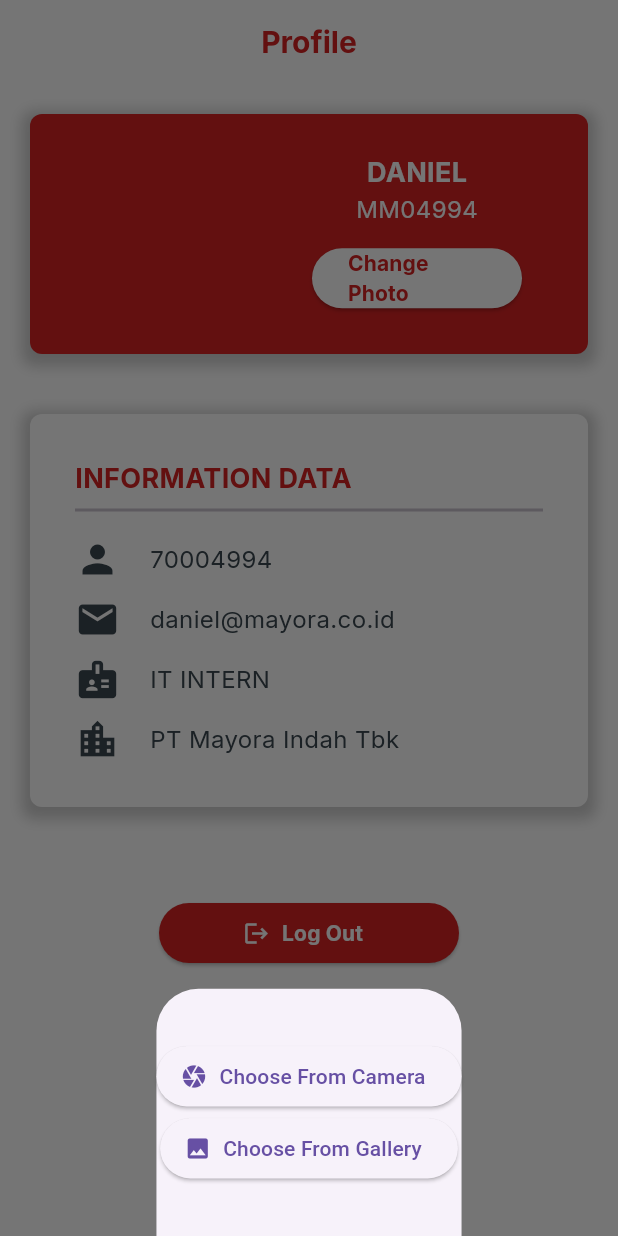
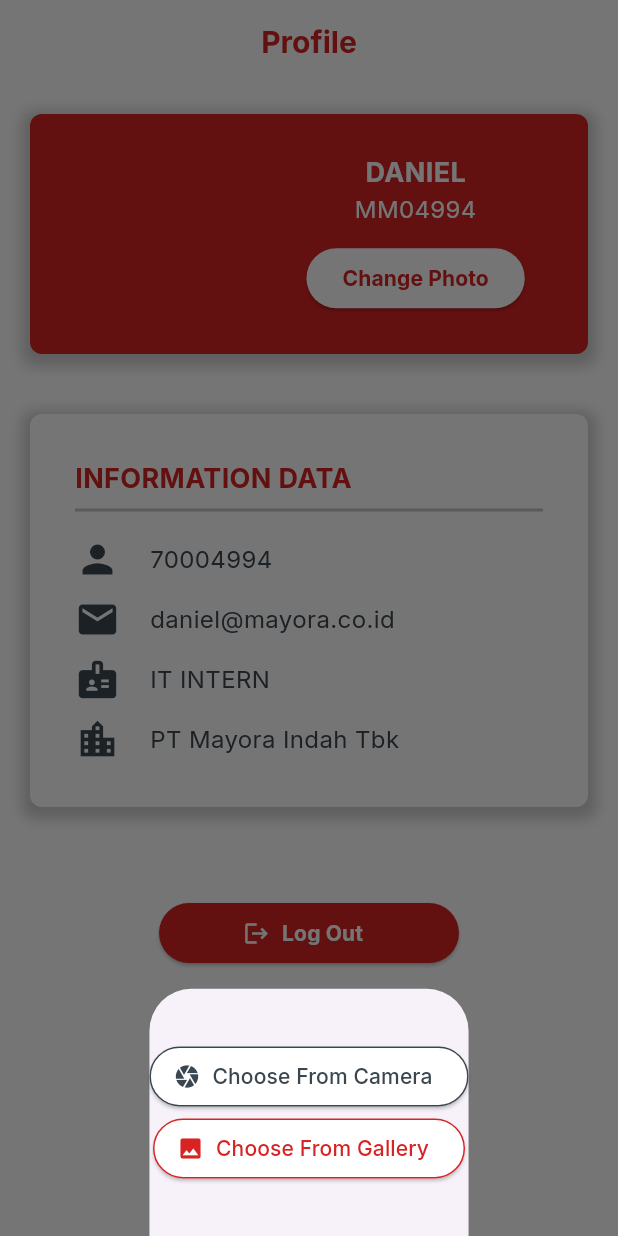
Before and after one commit to albertpurnawan/final_helpdesk, a Flutter app: the ProfilePage screen opened directly, after a tap on "Change Photo", on a phone screen of 412 x 824 dp. Run offline on Flutter 3.47's test engine with Material 2 defaults, Android fonts, the phone set to English and light mode, and no system bars; our stand-ins replace awesome_dialog, file_picker, get, google_fonts, image_picker, lottie and 1 more.

Commit message:
styling change picture dialog

```diff
--- a/lib/pages/master_category_page.dart
+++ b/lib/pages/master_category_page.dart
@@ -5,6 +5,7 @@ import 'package:google_fonts/google_fonts.dart';
 import 'package:helpdesk_skripsi/style.dart';
 import 'package:helpdesk_skripsi/tabs/category_tab.dart';
 import 'package:helpdesk_skripsi/util/appbar.dart';
+import 'package:helpdesk_skripsi/util/input_field.dart';
 
 class MasterCategoryPage extends StatefulWidget {
   const MasterCategoryPage({super.key});
@@ -86,7 +87,9 @@ class _MasterCategoryPageState extends State<MasterCategoryPage> {
             // ADD NEW CATEGORY BUTTON
             Padding(
               padding: const EdgeInsets.only(left: 20, top: 5, right: 20),
-              child: Row(
+              child: Column(
+                children: [
+                  Row(
                     mainAxisAlignment: MainAxisAlignment.spaceBetween,
                     children: [
                       Text(
@@ -118,7 +121,8 @@ class _MasterCategoryPageState extends State<MasterCategoryPage> {
                                 children: [
                                   Text(
                                     'Add',
-                                style: Theme.of(context).textTheme.headline6,
+                                    style:
+                                        Theme.of(context).textTheme.headline6,
                                   ),
                                   const SizedBox(
                                     height: 10,
@@ -185,6 +189,20 @@ class _MasterCategoryPageState extends State<MasterCategoryPage> {
                       ),
                     ],
                   ),
+                  Row(
+                    children: const [
+                      Visibility(
+                        visible: true,
+                        child: SizedBox(
+                            // color: Colors.amber,
+                            width: 200,
+                            height: 100,
+                            child: InputFieldWidget(hintText: "test")),
+                      ),
+                    ],
+                  ),
+                ],
+              ),
             ),
 
             const Expanded(
--- a/lib/pages/navpages/profile_page.dart
+++ b/lib/pages/navpages/profile_page.dart
@@ -116,37 +116,64 @@ class _ProfilePageState extends State<ProfilePage> {
                           ),
                         ),
                         const SizedBox(height: 10),
-                        SizedBox(
-                          width: 140,
-                          child: ElevatedButton(
+                        ElevatedButton(
                           onPressed: () {
                             showModalBottomSheet(
                               context: context,
                               builder: ((context) {
                                 return SizedBox(
-                                    height: MediaQuery.of(context).size.height *
-                                        0.2,
+                                  height:
+                                      MediaQuery.of(context).size.height * 0.2,
                                   child: Column(
-                                      mainAxisAlignment:
-                                          MainAxisAlignment.center,
+                                    mainAxisAlignment: MainAxisAlignment.center,
                                     children: [
                                       ElevatedButton.icon(
                                         onPressed: () {
                                           pickFromCamera();
                                           Get.back();
                                         },
-                                          icon: const Icon(Icons.camera),
-                                          label:
-                                              const Text("Choose From Camera"),
+                                        icon: Icon(
+                                          Icons.camera,
+                                          color: greyColor,
+                                        ),
+                                        label: Text(
+                                          "Choose From Camera",
+                                          style: GoogleFonts.inter(
+                                            fontSize: 14,
+                                            color: greyColor,
+                                          ),
+                                        ),
+                                        style: ElevatedButton.styleFrom(
+                                          backgroundColor: primaryColor,
+                                          side: BorderSide(
+                                            color: greyColor,
+                                            width: 1,
+                                          ),
+                                        ),
                                       ),
                                       ElevatedButton.icon(
                                         onPressed: () {
                                           pickFromGallery();
                                           Get.back();
                                         },
-                                          icon: const Icon(Icons.photo),
-                                          label:
-                                              const Text("Choose From Gallery"),
+                                        icon: Icon(
+                                          Icons.photo,
+                                          color: secondaryColor,
+                                        ),
+                                        label: Text(
+                                          "Choose From Gallery",
+                                          style: GoogleFonts.inter(
+                                            fontSize: 14,
+                                            color: secondaryColor,
+                                          ),
+                                        ),
+                                        style: ElevatedButton.styleFrom(
+                                          backgroundColor: primaryColor,
+                                          side: BorderSide(
+                                            color: secondaryColor,
+                                            width: 1,
+                                          ),
+                                        ),
                                       )
                                     ],
                                   ),
@@ -163,7 +190,6 @@ class _ProfilePageState extends State<ProfilePage> {
                               fontSize: 14,
                               fontWeight: FontWeight.bold,
                               color: secondaryColor,
-                              ),
                             ),
                           ),
                         ),
```
Lines whose indentation alone changed are shown as unchanged.
